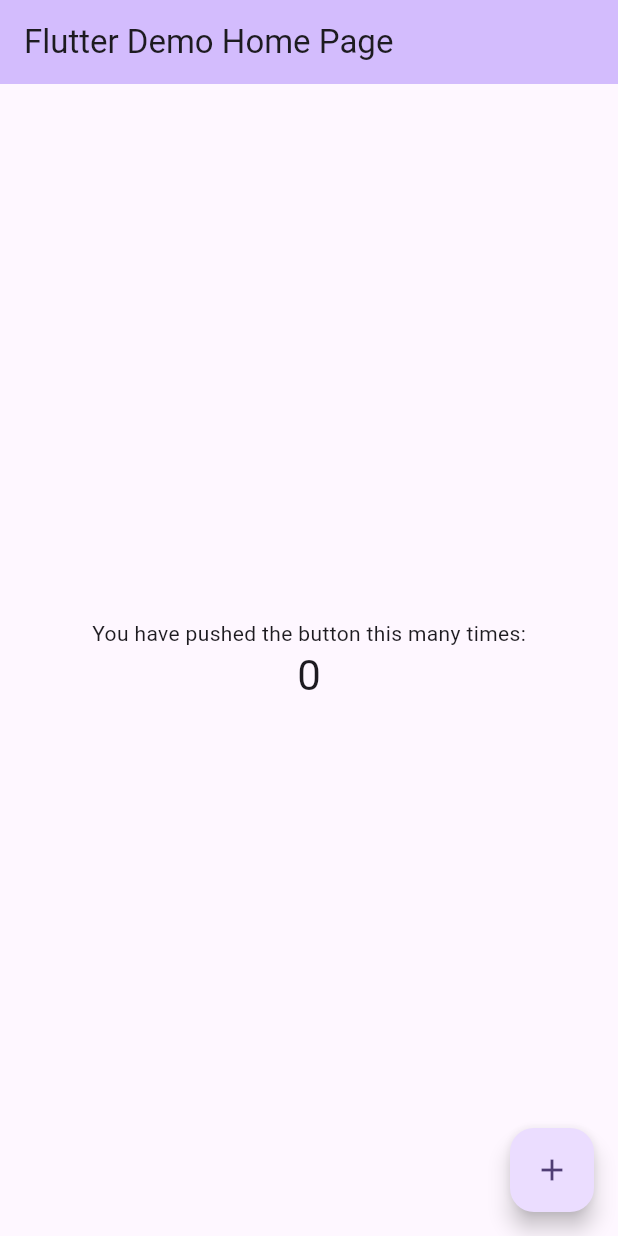
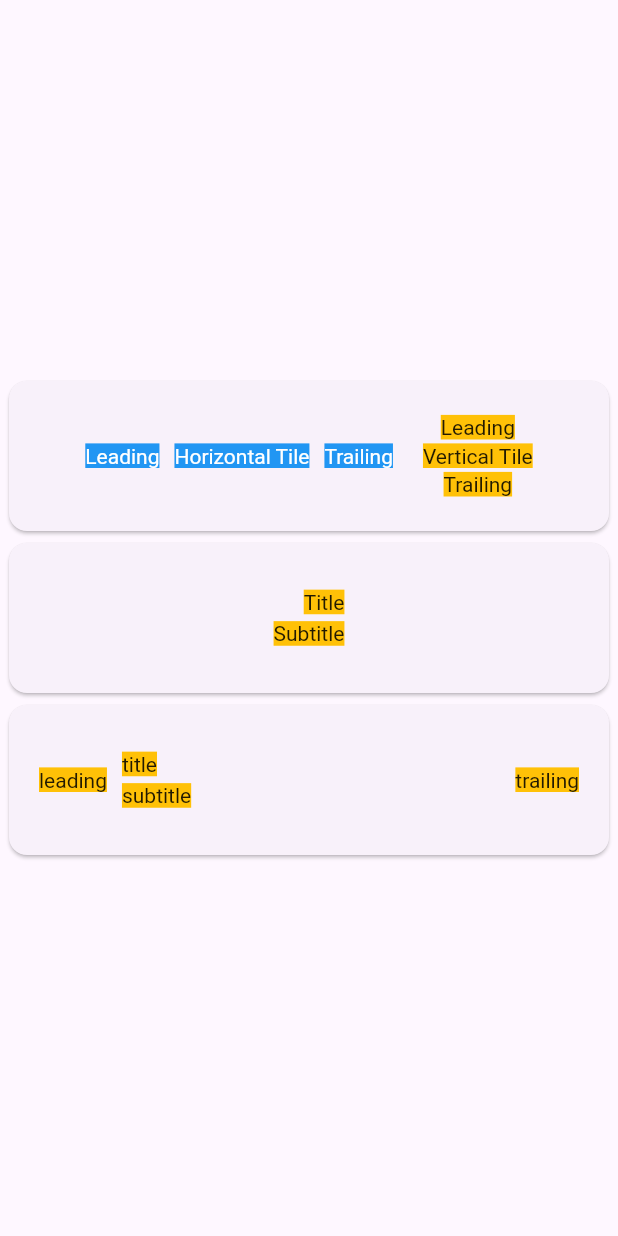
Before and after one commit to davigmacode/flutter_wx_tile, a Flutter app: the screen it shows after launch, on a phone screen of 412 x 824 dp. Run offline on Flutter 3.47's test engine with Material 3 defaults, Android fonts, the phone set to English and light mode, and no system bars; missing offline and left inert: lerp.

Commit message:
Fixed the list tile wrapper builder

```diff
--- a/example/lib/main.dart
+++ b/example/lib/main.dart
@@ -1,4 +1,5 @@
 import 'package:flutter/material.dart';
+import 'package:wx_tile/wx_tile.dart';
 
 void main() {
   runApp(const MyApp());
@@ -7,119 +8,133 @@
 class MyApp extends StatelessWidget {
   const MyApp({super.key});
 
-  // This widget is the root of your application.
   @override
   Widget build(BuildContext context) {
     return MaterialApp(
-      title: 'Flutter Demo',
+      title: 'WxTile Example',
       theme: ThemeData(
-        // This is the theme of your application.
-        //
-        // TRY THIS: Try running your application with "flutter run". You'll see
-        // the application has a purple toolbar. Then, without quitting the app,
-        // try changing the seedColor in the colorScheme below to Colors.green
-        // and then invoke "hot reload" (save your changes or press the "hot
-        // reload" button in a Flutter-supported IDE, or press "r" if you used
-        // the command line to start the app).
-        //
-        // Notice that the counter didn't reset back to zero; the application
-        // state is not lost during the reload. To reset the state, use hot
-        // restart instead.
-        //
-        // This works for code too, not just values: Most code changes can be
-        // tested with just a hot reload.
         colorScheme: ColorScheme.fromSeed(seedColor: Colors.deepPurple),
         useMaterial3: true,
       ),
-      home: const MyHomePage(title: 'Flutter Demo Home Page'),
+      home: const MyHomePage(),
     );
   }
 }
 
 class MyHomePage extends StatefulWidget {
-  const MyHomePage({super.key, required this.title});
-
-  // This widget is the home page of your application. It is stateful, meaning
-  // that it has a State object (defined below) that contains fields that affect
-  // how it looks.
-
-  // This class is the configuration for the state. It holds the values (in this
-  // case the title) provided by the parent (in this case the App widget) and
-  // used by the build method of the State. Fields in a Widget subclass are
-  // always marked "final".
-
-  final String title;
+  const MyHomePage({super.key});
 
   @override
   State<MyHomePage> createState() => _MyHomePageState();
 }
 
 class _MyHomePageState extends State<MyHomePage> {
-  int _counter = 0;
-
-  void _incrementCounter() {
-    setState(() {
-      // This call to setState tells the Flutter framework that something has
-      // changed in this State, which causes it to rerun the build method below
-      // so that the display can reflect the updated values. If we changed
-      // _counter without calling setState(), then the build method would not be
-      // called again, and so nothing would appear to happen.
-      _counter++;
-    });
-  }
-
   @override
   Widget build(BuildContext context) {
-    // This method is rerun every time setState is called, for instance as done
-    // by the _incrementCounter method above.
-    //
-    // The Flutter framework has been optimized to make rerunning build methods
-    // fast, so that you can just rebuild anything that needs updating rather
-    // than having to individually change instances of widgets.
     return Scaffold(
-      appBar: AppBar(
-        // TRY THIS: Try changing the color here to a specific color (to
-        // Colors.amber, perhaps?) and trigger a hot reload to see the AppBar
-        // change color while the other colors stay the same.
-        backgroundColor: Theme.of(context).colorScheme.inversePrimary,
-        // Here we take the value from the MyHomePage object that was created by
-        // the App.build method, and use it to set our appbar title.
-        title: Text(widget.title),
+      body: WxListTileTheme.merge(
+        wrapper: WxListTileWrapper.inkWell(
+          splashFactory: NoSplash.splashFactory,
+          borderRadius: BorderRadius.circular(5),
+          // highlightColor: Colors.amber,
         ),
-      body: Center(
-        // Center is a layout widget. It takes a single child and positions it
-        // in the middle of the parent.
+        child: Center(
           child: Column(
-          // Column is also a layout widget. It takes a list of children and
-          // arranges them vertically. By default, it sizes itself to fit its
-          // children horizontally, and tries to be as tall as its parent.
-          //
-          // Column has various properties to control how it sizes itself and
-          // how it positions its children. Here we use mainAxisAlignment to
-          // center the children vertically; the main axis here is the vertical
-          // axis because Columns are vertical (the cross axis would be
-          // horizontal).
-          //
-          // TRY THIS: Invoke "debug painting" (choose the "Toggle Debug Paint"
-          // action in the IDE, or press "p" in the console), to see the
-          // wireframe for each widget.
             mainAxisAlignment: MainAxisAlignment.center,
             children: <Widget>[
-            const Text(
-              'You have pushed the button this many times:',
+              const SampleCard(
+                child: DefaultTextStyle(
+                  style: TextStyle(
+                    backgroundColor: Colors.amber,
+                    color: Colors.black87,
                   ),
-            Text(
-              '$_counter',
-              style: Theme.of(context).textTheme.headlineMedium,
+                  child: Wrap(
+                    spacing: 20,
+                    crossAxisAlignment: WrapCrossAlignment.center,
+                    children: [
+                      DefaultTextStyle(
+                        style: TextStyle(
+                          backgroundColor: Colors.blue,
+                          color: Colors.white,
+                        ),
+                        child: WxTile(
+                          spacing: 10,
+                          leading: Text('Leading'),
+                          trailing: Text('Trailing'),
+                          child: Text('Horizontal Tile'),
+                        ),
+                      ),
+                      WxTile(
+                        spacing: 3,
+                        direction: Axis.vertical,
+                        leading: Text('Leading'),
+                        trailing: Text('Trailing'),
+                        child: Text('Vertical Tile'),
                       ),
                     ],
                   ),
                 ),
-      floatingActionButton: FloatingActionButton(
-        onPressed: _incrementCounter,
-        tooltip: 'Increment',
-        child: const Icon(Icons.add),
-      ), // This trailing comma makes auto-formatting nicer for build methods.
+              ),
+              const SampleCard(
+                child: DefaultTextStyle(
+                  style: TextStyle(
+                    backgroundColor: Colors.amber,
+                    color: Colors.black87,
+                  ),
+                  child: WxTextTile(
+                    title: Text('Title'),
+                    subtitle: Text('Subtitle'),
+                    spacing: 5,
+                    align: WxTextTileAlign.right,
+                  ),
+                ),
+              ),
+              SampleCard(
+                child: DefaultTextStyle(
+                  style: const TextStyle(
+                    backgroundColor: Colors.amber,
+                    color: Colors.black87,
+                  ),
+                  child: WxListTile(
+                    title: const Text('title'),
+                    subtitle: const Text('subtitle'),
+                    leading: const Text('leading'),
+                    trailing: const Text('trailing'),
+                    padding: const EdgeInsets.all(10),
+                    margin: const EdgeInsets.all(10),
+                    spacing: 10,
+                    textSpacing: 5,
+                    // inline: true,
+                    onTap: () {},
+                  ),
+                ),
+              ),
+            ],
+          ),
+        ),
+      ),
     );
   }
 }
+
+class SampleCard extends StatelessWidget {
+  const SampleCard({
+    super.key,
+    required this.child,
+  });
+
+  final Widget child;
+
+  @override
+  Widget build(BuildContext context) {
+    return Card(
+      child: ConstrainedBox(
+        constraints: const BoxConstraints(
+          maxWidth: 400,
+          minHeight: 100,
+        ),
+        child: Center(child: child),
+      ),
+    );
+  }
+}
--- a/lib/src/list_tile/main.dart
+++ b/lib/src/list_tile/main.dart
@@ -1,5 +1,5 @@
-export 'types.dart';
 export 'style.dart';
+export 'wrapper.dart';
 export 'theme_data.dart';
 export 'theme_animated.dart';
 export 'theme.dart';
--- a/lib/src/list_tile/theme.dart
+++ b/lib/src/list_tile/theme.dart
@@ -1,6 +1,7 @@
 import 'package:flutter/foundation.dart';
 import 'package:flutter/material.dart';
 import 'style.dart';
+import 'wrapper.dart';
 import 'theme_data.dart';
 
 /// A Widget that controls how descendant tile should look like.
@@ -26,6 +27,7 @@ class WxListTileTheme extends InheritedTheme {
   static Widget merge({
     Key? key,
     WxListTileStyle? style,
+    WxListTileBuilder? wrapper,
     WxListTileThemeData? data,
     required Widget child,
   }) {
@@ -34,7 +36,10 @@ class WxListTileTheme extends InheritedTheme {
         final parent = WxListTileTheme.of(context);
         return WxListTileTheme(
           key: key,
-          data: parent.merge(data),
+          data: parent.merge(data).copyWith(
+                style: style,
+                wrapper: wrapper,
+              ),
           child: child,
         );
       },
--- a/lib/src/list_tile/theme_data.dart
+++ b/lib/src/list_tile/theme_data.dart
@@ -1,7 +1,7 @@
 import 'package:flutter/foundation.dart';
 import 'package:flutter/material.dart';
 import 'style.dart';
-import 'types.dart';
+import 'wrapper.dart';
 
 /// Defines the visual properties of [ListTile].
 ///
@@ -15,33 +15,27 @@ class WxListTileThemeData extends ThemeExtension<WxListTileThemeData>
   final WxListTileStyle style;
 
   /// Called to build wrapper widget of the list tile
-  final WxListTileBuilder? builder;
+  final WxListTileBuilder? wrapper;
 
-  /// Fallback to default builder if [builder] is `null`
-  WxListTileBuilder get effectiveBuilder => builder ?? defaultBuilder();
+  /// Fallback to default builder if [wrapper] is `null`
+  WxListTileBuilder get effectiveWrapper =>
+      wrapper ?? WxListTileWrapper.inkWell();
 
   /// Creates a theme data that can be used for [ListTileTheme].
   const WxListTileThemeData({
     required this.style,
-    this.builder,
+    this.wrapper,
   });
 
   /// An [WxListTileThemeData] with some reasonable default values.
-  static const defaults = WxListTileThemeData(style: WxListTileStyle());
-
-  static WxListTileBuilder defaultBuilder() {
-    return (context, child, onTap) {
-      return InkWell(
-        onTap: onTap,
-        child: child,
-      );
-    };
-  }
+  static const defaults = WxListTileThemeData(
+    style: WxListTileStyle.defaults(),
+  );
 
   /// Creates a [WxListTileThemeData] from another one that probably null.
   WxListTileThemeData.from([WxListTileThemeData? other])
       : style = defaults.style.merge(other?.style),
-        builder = other?.builder;
+        wrapper = other?.wrapper;
 
   /// A [WxListTileThemeData] with default values.
   factory WxListTileThemeData.fallback(BuildContext context) => defaults;
@@ -51,11 +45,11 @@ class WxListTileThemeData extends ThemeExtension<WxListTileThemeData>
   @override
   WxListTileThemeData copyWith({
     WxListTileStyle? style,
-    WxListTileBuilder? builder,
+    WxListTileBuilder? wrapper,
   }) {
     return WxListTileThemeData(
       style: this.style.merge(style),
-      builder: builder ?? this.builder,
+      wrapper: wrapper ?? this.wrapper,
     );
   }
 
@@ -67,7 +61,7 @@ class WxListTileThemeData extends ThemeExtension<WxListTileThemeData>
 
     return copyWith(
       style: other.style,
-      builder: other.builder,
+      wrapper: other.wrapper,
     );
   }
 
@@ -79,13 +73,13 @@ class WxListTileThemeData extends ThemeExtension<WxListTileThemeData>
     if (other is! WxListTileThemeData) return this;
     return WxListTileThemeData(
       style: WxListTileStyle.lerp(style, other.style, t) ?? style,
-      builder: other.builder,
+      wrapper: other.wrapper,
     );
   }
 
   Map<String, dynamic> toMap() => {
         'style': style,
-        'builder': builder,
+        'wrapper': wrapper,
       };
 
   @override
--- a/lib/src/list_tile/types.dart
+++ /dev/null
@@ -1,7 +0,0 @@
-import 'package:flutter/widgets.dart';
-
-typedef WxListTileBuilder = Widget Function(
-  BuildContext context,
-  Widget child,
-  GestureTapCallback? onTap,
-);
--- a/lib/src/list_tile/widget.dart
+++ b/lib/src/list_tile/widget.dart
@@ -4,6 +4,7 @@ import '../tile/widget.dart';
 import '../text_tile/types.dart';
 import '../text_tile/widget.dart';
 import 'style.dart';
+import 'wrapper.dart';
 import 'theme.dart';
 
 class WxListTile extends StatelessWidget {
@@ -128,7 +129,14 @@ class WxListTile extends StatelessWidget {
     );
 
     // build gesture wrapper
-    content = theme.effectiveBuilder(context, content, onTap);
+    content = theme.effectiveWrapper(
+      context,
+      WxListTileContext(
+        onTap: onTap,
+        style: themedStyle,
+        child: content,
+      ),
+    );
 
     // added margin if needed
     if (themedStyle.margin != null) {
--- /dev/null
+++ b/lib/src/list_tile/wrapper.dart
@@ -0,0 +1,51 @@
+import 'package:flutter/material.dart';
+import 'style.dart';
+
+typedef WxListTileBuilder = Widget Function(
+  BuildContext context,
+  WxListTileContext widget,
+);
+
+class WxListTileContext {
+  WxListTileContext({
+    this.onTap,
+    required this.style,
+    required this.child,
+  });
+
+  /// Called when the user taps this list tile.
+  final GestureTapCallback? onTap;
+
+  /// The style to be applied
+  final WxListTileStyle style;
+
+  /// Final result widget
+  final Widget child;
+}
+
+abstract class WxListTileWrapper {
+  static WxListTileBuilder inkWell({
+    MaterialStateProperty<Color?>? overlayColor,
+    Color? hoverColor,
+    Color? highlightColor,
+    Color? splashColor,
+    InteractiveInkFeatureFactory? splashFactory,
+    BorderRadius? borderRadius,
+  }) {
+    return (context, widget) {
+      if (widget.onTap != null) {
+        return InkWell(
+          overlayColor: overlayColor,
+          hoverColor: hoverColor,
+          highlightColor: highlightColor,
+          splashColor: splashColor,
+          splashFactory: splashFactory,
+          borderRadius: borderRadius,
+          onTap: widget.onTap,
+          child: widget.child,
+        );
+      }
+      return widget.child;
+    };
+  }
+}
```
Lines whose indentation alone changed are shown as unchanged.
